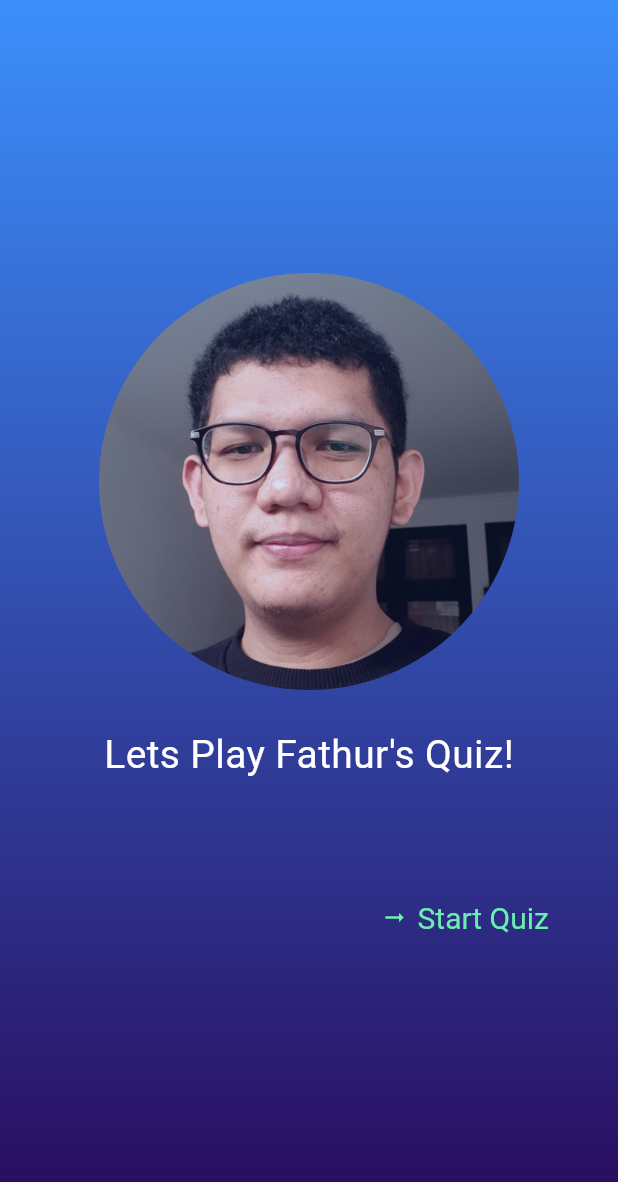
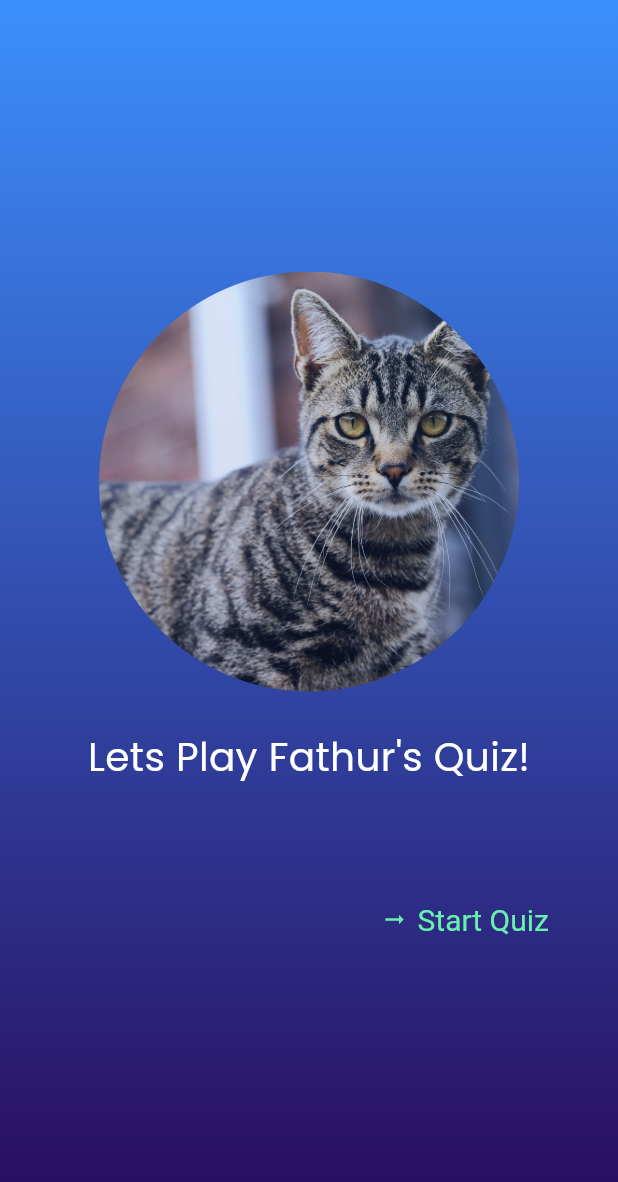
Before and after one commit to fathursyh/flutter_course_2, a Flutter app: the screen it shows after launch, on a phone screen of 412 x 824 dp. Shown: the top 1182 px of the screen. Run offline on Flutter 3.47's test engine with Material 3 defaults, Android fonts, the light colour scheme and no system bars; our stand-ins replace google_fonts.

Commit message:
update : change halaman utama image, and using google fonts for custom text widget.

```diff
--- a/lib/custom_widget/text_custom.dart
+++ b/lib/custom_widget/text_custom.dart
@@ -1,4 +1,5 @@
 import 'package:flutter/material.dart';
+import 'package:google_fonts/google_fonts.dart';
 
 class TextCustom extends StatelessWidget {
   const TextCustom(this.teks, this.size, {super.key});
@@ -10,10 +11,7 @@ class TextCustom extends StatelessWidget {
     return Text(
       teks,
       textAlign: TextAlign.start,
-      style: TextStyle(
-        color: Colors.white,
-        fontSize: size,
-      ),
+      style: GoogleFonts.poppins(color: Colors.white, fontSize: size),
     );
   }
 }
--- a/lib/custom_widget/text_custom_2.dart
+++ b/lib/custom_widget/text_custom_2.dart
@@ -1,4 +1,5 @@
 import 'package:flutter/material.dart';
+import 'package:google_fonts/google_fonts.dart';
 
 class TextCustomDua extends StatelessWidget {
   const TextCustomDua(this.teks, this.size, this.color, {super.key});
@@ -11,7 +12,7 @@ class TextCustomDua extends StatelessWidget {
     return Text(
       teks,
       textAlign: TextAlign.left,
-      style: TextStyle(color: color, fontSize: size),
+      style: GoogleFonts.poppins(color: color, fontSize: size),
     );
   }
 }
```
Also changed, not shown: assets/images/fathur.jpg.
